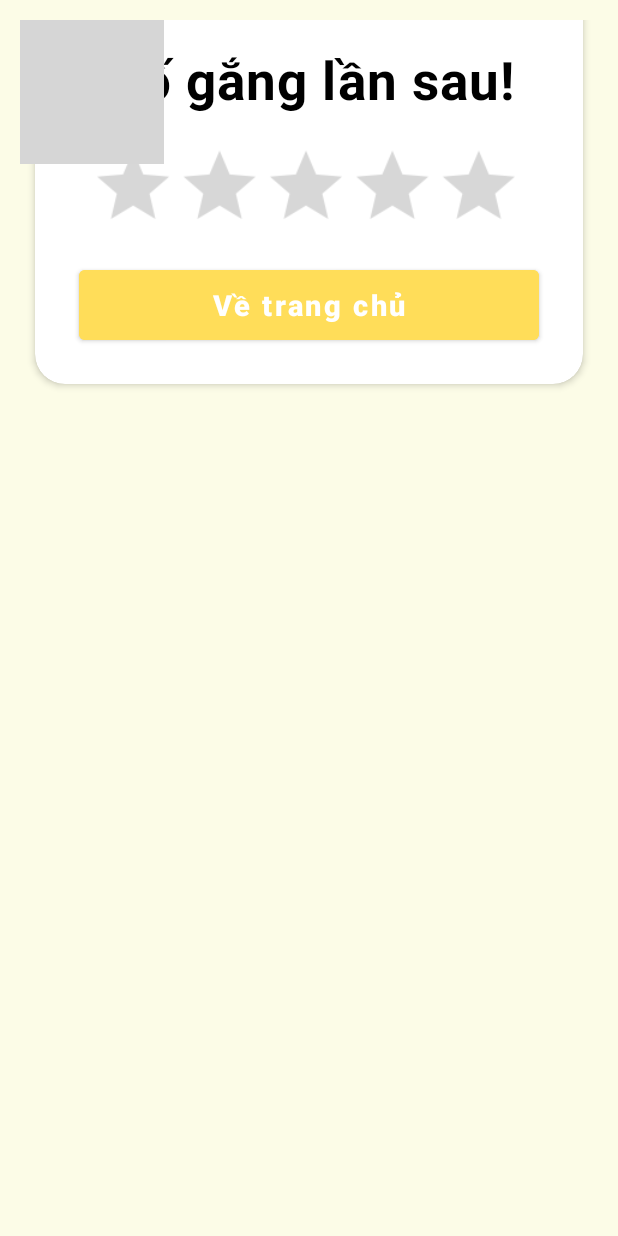
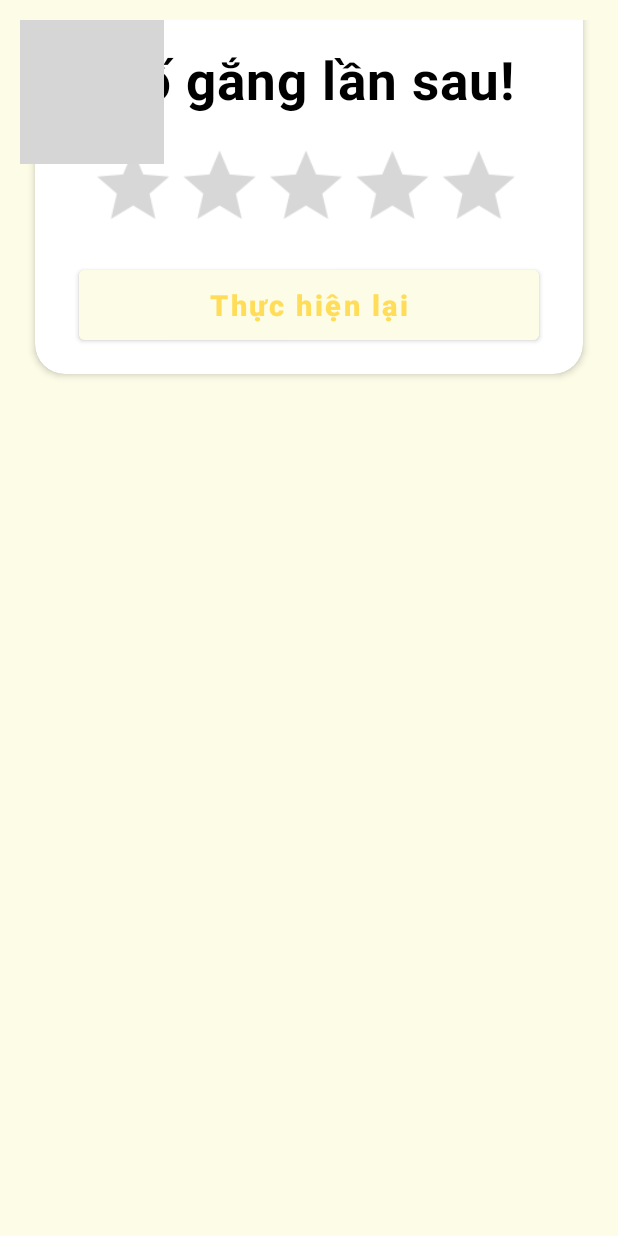
Before and after one commit to manhnv01/Fraction-Quizz, an Android app: the ResultActivity screen opened directly, with no data from a screen before it, on a phone screen of 412 x 824 dp. Run offline under Robolectric (Android 15) with nearby library versions, the phone set to English and light mode, and no system bars; our stand-ins replace sdp/ssp sizes; grey boxes are pictures that could not be loaded.

Commit message:
final end 3

```diff
--- a/app/src/main/java/com/example/fraction_lemon_game/QuestionCalActivity.java
+++ b/app/src/main/java/com/example/fraction_lemon_game/QuestionCalActivity.java
@@ -274,6 +274,7 @@ public class QuestionCalActivity extends AppCompatActivity implements View.OnCli
 
                     Intent in = new Intent(QuestionCalActivity.this, ResultActivity.class);
                     in.putExtra("star", marks);
+                    in.putExtra("question", cal);
                     startActivity(in);
                     finish();
                 }
--- a/app/src/main/java/com/example/fraction_lemon_game/ResultActivity.java
+++ b/app/src/main/java/com/example/fraction_lemon_game/ResultActivity.java
@@ -8,13 +8,15 @@ import android.media.MediaPlayer;
 import android.os.Bundle;
 import android.view.View;
 import android.widget.Button;
+import android.widget.ImageView;
 import android.widget.RatingBar;
 import android.widget.TextView;
 
 public class ResultActivity extends AppCompatActivity {
 
     RatingBar ratingBar;
-    Button btnGoHome;
+    ImageView imvClose;
+    Button btnNext, btnRetry;
     TextView txtNotif;
     @SuppressLint({"MissingInflatedId", "SetTextI18n"})
     @Override
@@ -23,10 +25,13 @@ public class ResultActivity extends AppCompatActivity {
         setContentView(R.layout.activity_result);
         txtNotif = findViewById(R.id.txtNotif);
         ratingBar = findViewById(R.id.ratingBar);
-        btnGoHome = findViewById(R.id.btnGoHome);
+        imvClose = findViewById(R.id.imvClose);
+        btnNext = findViewById(R.id.btnNext);
+        btnRetry = findViewById(R.id.btnRetry);
 
         Intent intent = getIntent();
         int star = intent.getIntExtra("star", 0);
+        int question = intent.getIntExtra("question", 1);
         ratingBar.setRating(star);
         final MediaPlayer cheer_sound = MediaPlayer.create(ResultActivity.this, R.raw.cheer);
         final MediaPlayer try_again_sound = MediaPlayer.create(ResultActivity.this, R.raw.tryagain);
@@ -38,12 +43,39 @@ public class ResultActivity extends AppCompatActivity {
             cheer_sound.start();
         }
 
-        btnGoHome.setOnClickListener(new View.OnClickListener() {
+        if(question >= 5 || star < 3){
+            btnNext.setVisibility(View.GONE);
+        }
+        else{
+            btnNext.setVisibility(View.VISIBLE);
+        }
+
+        imvClose.setOnClickListener(new View.OnClickListener() {
             @Override
             public void onClick(View view) {
                 startActivity(new Intent(ResultActivity.this, HomeActivity.class));
                 finish();
             }
         });
+
+        btnNext.setOnClickListener(new View.OnClickListener() {
+            @Override
+            public void onClick(View view) {
+                Intent intent = new Intent(ResultActivity.this, QuestionCalActivity.class);
+                intent.putExtra("cal", question + 1);
+                startActivity(intent);
+                finish();
+            }
+        });
+
+        btnRetry.setOnClickListener(new View.OnClickListener() {
+            @Override
+            public void onClick(View view) {
+                Intent intent = new Intent(ResultActivity.this, QuestionCalActivity.class);
+                intent.putExtra("cal", question);
+                startActivity(intent);
+                finish();
+            }
+        });
     }
 }
--- a/app/src/main/res/layout/activity_question_cal.xml
+++ b/app/src/main/res/layout/activity_question_cal.xml
@@ -30,7 +30,7 @@
                     android:layout_width="48dp"
                     android:layout_height="48dp"
                     android:src="@drawable/close2"
-                    android:layout_marginLeft="10dp"
+                    android:layout_marginStart="10dp"
                     android:layout_marginTop="5dp"/>
                 <com.baoyachi.stepview.HorizontalStepView
                     android:id="@+id/step_view2"
@@ -38,7 +38,7 @@
                     android:layout_height="wrap_content"
                     android:layout_marginTop="5dp"
                     android:layout_centerInParent="true"
-                    />
+                    tools:ignore="ObsoleteLayoutParam" />
             </LinearLayout>
 
             <androidx.cardview.widget.CardView
--- a/app/src/main/res/layout/activity_result.xml
+++ b/app/src/main/res/layout/activity_result.xml
@@ -22,7 +22,6 @@
             android:layout_width="match_parent"
             android:layout_height="wrap_content"
             android:layout_marginHorizontal="10dp"
-
             android:maxWidth="18dip"
             android:maxHeight="18dip"
             android:minWidth="18dip"
@@ -31,6 +30,16 @@
             app:cardElevation="3dp"
             app:layout_constraintWidth_min="wrap"
             android:layout_marginTop="-160dp">
+
+            <ImageView
+                android:id="@+id/imvClose"
+                android:layout_width="48dp"
+                android:layout_height="48dp"
+                android:src="@drawable/close2"
+                android:background="@color/black"
+                android:layout_gravity="end"
+                android:layout_marginStart="10dp"
+                android:layout_marginTop="5dp"/>
 
             <LinearLayout
                 android:layout_width="match_parent"
@@ -71,10 +80,25 @@
                     android:scaleY="1.2" />
 
                 <Button
-                    android:id="@+id/btnGoHome"
+                    android:id="@+id/btnRetry"
                     android:layout_width="match_parent"
                     android:layout_height="@dimen/_45sdp"
-                    android:text="@string/go_home"
+                    android:text="@string/retry"
+                    android:elevation="3dp"
+                    android:layout_marginStart="@dimen/_15sdp"
+                    android:layout_marginEnd="@dimen/_15sdp"
+                    android:textAllCaps="false"
+                    android:textSize="@dimen/_15sdp"
+                    android:textStyle="bold"
+                    android:layout_marginBottom="@dimen/_5sdp"
+                    android:backgroundTint="@color/back_yellow"
+                    android:textColor="@color/button_yellow"/>
+
+                <Button
+                    android:id="@+id/btnNext"
+                    android:layout_width="match_parent"
+                    android:layout_height="@dimen/_45sdp"
+                    android:text="@string/next"
                     android:elevation="3dp"
                     android:layout_marginStart="@dimen/_15sdp"
                     android:layout_marginEnd="@dimen/_15sdp"
--- a/app/src/main/res/values/strings.xml
+++ b/app/src/main/res/values/strings.xml
@@ -4,6 +4,7 @@
     <string name="btn_text_continue">Tiếp tục</string>
     <string name="btn_text_understand">Đã hiểu</string>
     <string name="question_cal">Chọn đáp án đúng cho phép tính dưới đây:</string>
-    <string name="go_home">Về trang chủ</string>
+    <string name="retry">Thực hiện lại</string>
     <string name="fraction">-----------------</string>
+    <string name="next">Bài tiếp theo</string>
 </resources>
```
